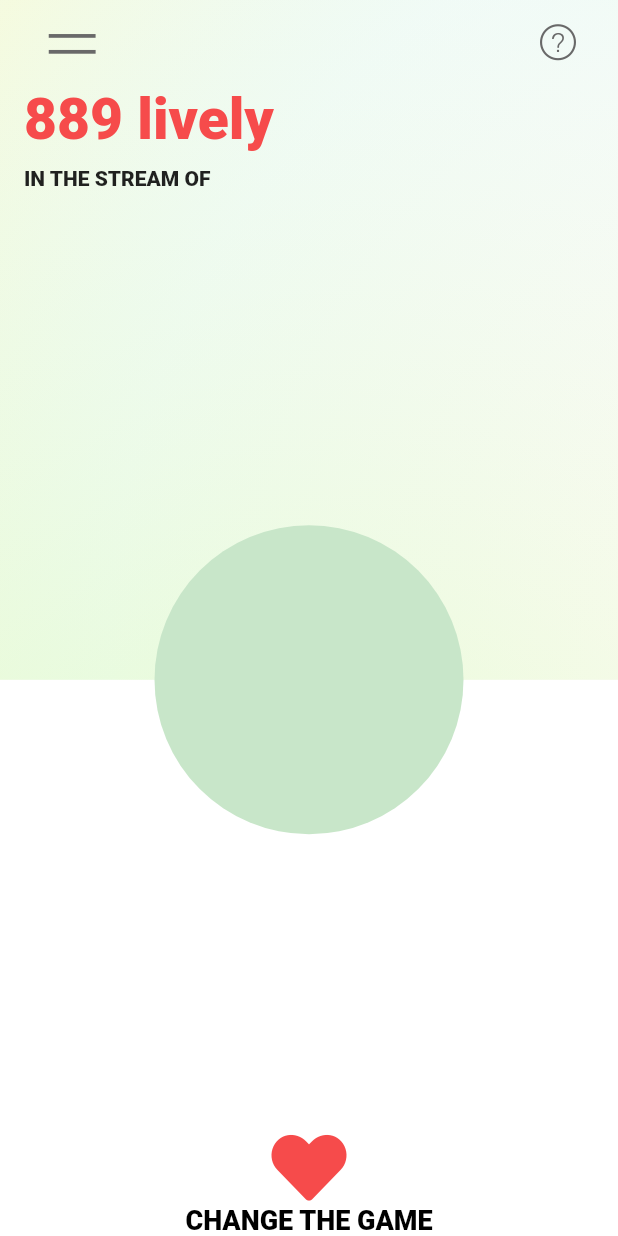
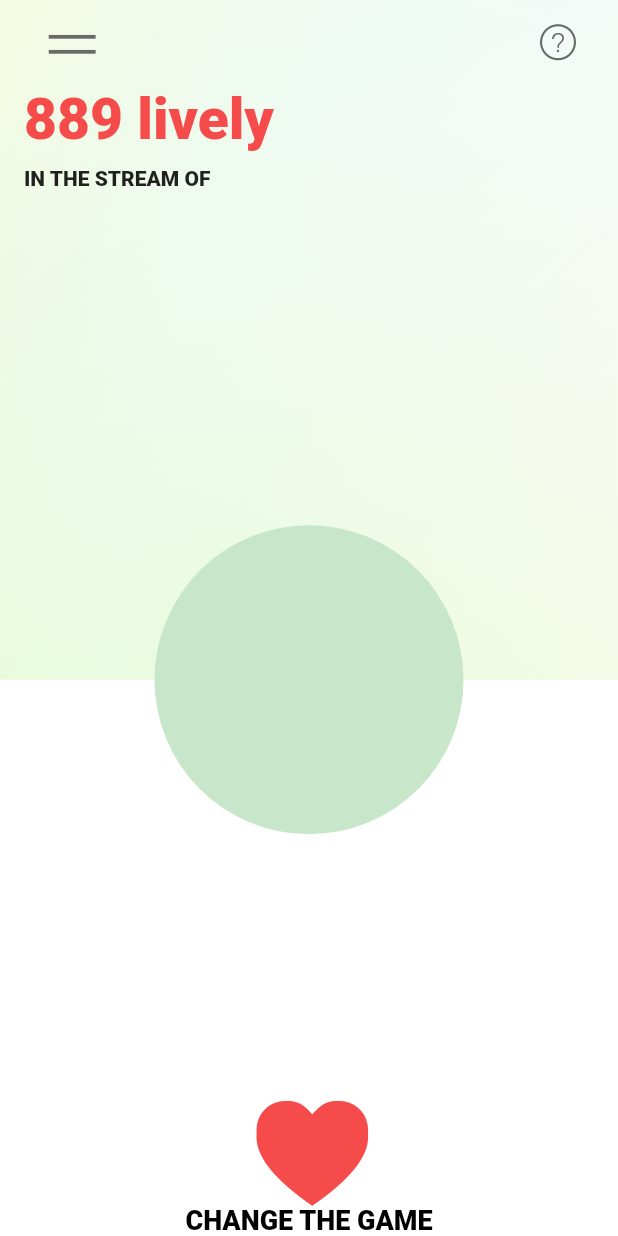
Before and after one commit to Lively-One-App/lively, a Flutter app: the screen it shows after launch, on a phone screen of 412 x 824 dp. Run offline on Flutter 3.47's test engine with Material 2 defaults, Android fonts, the phone set to English and light mode, and no system bars; our stand-ins replace bloc, dio, firebase_core, flutter_bloc, freezed_annotation, lottie; missing offline and left inert: a package; accounts and stored records are empty.

Commit message:
protype icons

```diff
--- a/lib/lively_icons.dart
+++ b/lib/lively_icons.dart
@@ -21,20 +21,20 @@ class LivelyIcons {
   static const _kFontFam = 'LivelyIcons';
   static const String? _kFontPkg = null;
 
+  static const IconData privacy =
+      IconData(0xe800, fontFamily: _kFontFam, fontPackage: _kFontPkg);
+  static const IconData question =
+      IconData(0xe801, fontFamily: _kFontFam, fontPackage: _kFontPkg);
+  static const IconData reset =
+      IconData(0xe802, fontFamily: _kFontFam, fontPackage: _kFontPkg);
   static const IconData lively =
-      IconData(0xe802, fontFamily: _kFontFam, fontPackage: _kFontPkg);
+      IconData(0xe803, fontFamily: _kFontFam, fontPackage: _kFontPkg);
+  static const IconData menu =
+      IconData(0xe804, fontFamily: _kFontFam, fontPackage: _kFontPkg);
   static const IconData contact =
-      IconData(0xe804, fontFamily: _kFontFam, fontPackage: _kFontPkg);
+      IconData(0xe805, fontFamily: _kFontFam, fontPackage: _kFontPkg);
+  static const IconData heart =
+      IconData(0xe806, fontFamily: _kFontFam, fontPackage: _kFontPkg);
   static const IconData instagram =
-      IconData(0xe805, fontFamily: _kFontFam, fontPackage: _kFontPkg);
-  static const IconData privacy =
-      IconData(0xe806, fontFamily: _kFontFam, fontPackage: _kFontPkg);
-  static const IconData question =
       IconData(0xe807, fontFamily: _kFontFam, fontPackage: _kFontPkg);
-  static const IconData reset =
-      IconData(0xe808, fontFamily: _kFontFam, fontPackage: _kFontPkg);
-  static const IconData menu =
-      IconData(0xe809, fontFamily: _kFontFam, fontPackage: _kFontPkg);
-  static const IconData heart =
-      IconData(0xf004, fontFamily: _kFontFam, fontPackage: _kFontPkg);
 }
--- a/lib/src/feature/music/screens/home.dart
+++ b/lib/src/feature/music/screens/home.dart
@@ -128,7 +128,9 @@ class _TopPart extends StatelessWidget {
                       IconButton(
                         color: colorIcon,
                         onPressed: (() {}),
-                        icon: const Icon(LivelyIcons.question),
+                        icon: const Icon(
+                          LivelyIcons.question,
+                        ),
                       ),
                     ]),
                     Text('889 ${localizations.lively}',
@@ -156,9 +158,9 @@ class _BottomPart extends StatelessWidget {
         child: Column(
           mainAxisAlignment: MainAxisAlignment.end,
           children: [
-            Icon(
+            const Icon(
               LivelyIcons.heart,
-              size: 50,
+              size: 70,
             ),
             Text(
               S.of(context).changeTheGame,
--- a/lib/theme.dart
+++ b/lib/theme.dart
@@ -5,7 +5,7 @@ class MyThemes {
     return ThemeData(
       primarySwatch: Colors.red,
       appBarTheme: const AppBarTheme(
-        iconTheme: IconThemeData(color: Color(0xFF696969), size: 28),
+        iconTheme: IconThemeData(color: Color(0xFF696969), size: 15),
         elevation: 0,
         backgroundColor: Colors.transparent,
       ),
```
Also changed, not shown: assets/fonts/LivelyIcons.ttf.
